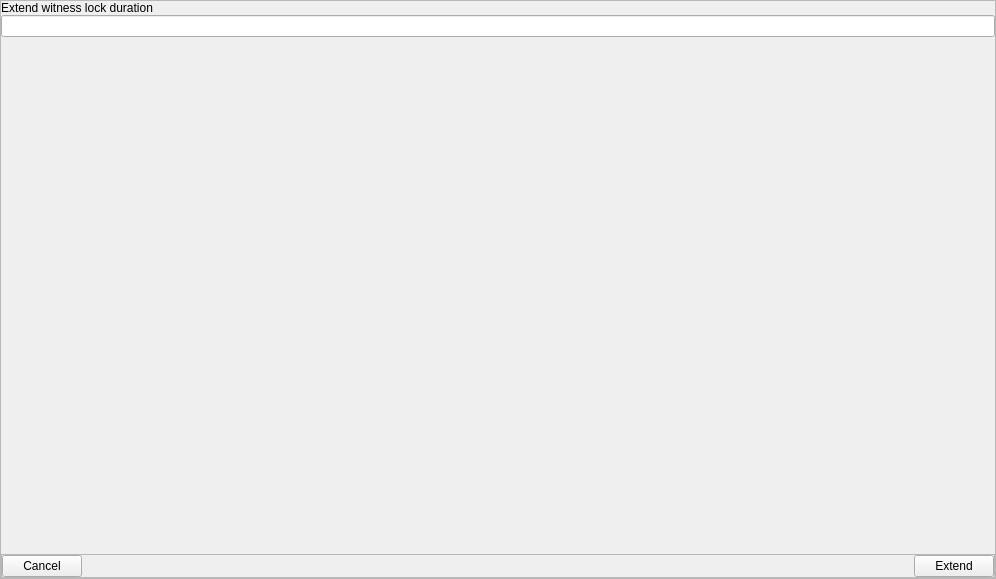
frozenflux3/munt-official, file src/qt/_Gulden/forms/extendwitnessdialog.ui: the form before one commit.
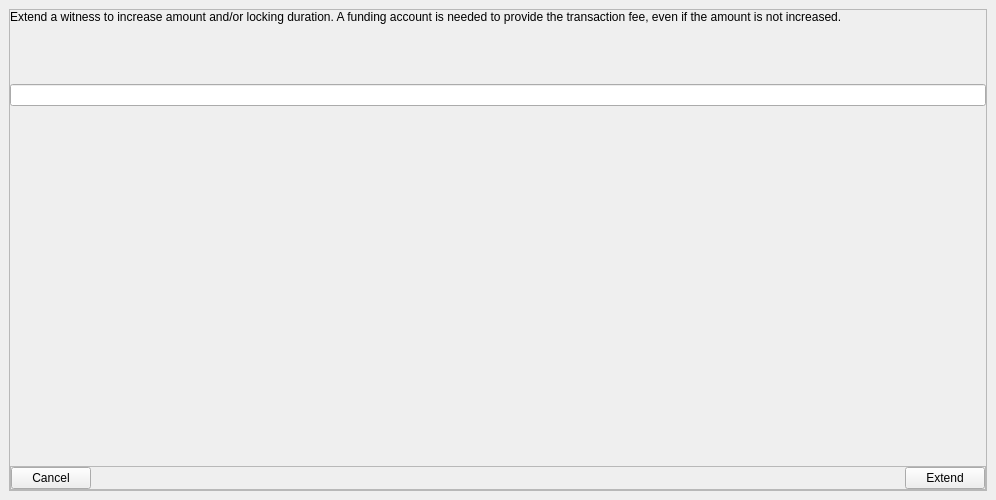
The form after the commit. Custom widgets are drawn as their Qt base class.

Commit message:
Tweaked extend witness layout a bit
Note that the layout is still far from perfect

What changed in the file:
```diff
--- a/src/qt/_Gulden/forms/extendwitnessdialog.ui
+++ b/src/qt/_Gulden/forms/extendwitnessdialog.ui
@@ -7,7 +7,7 @@
     <x>0</x>
     <y>0</y>
     <width>996</width>
-    <height>579</height>
+    <height>500</height>
    </rect>
   </property>
   <property name="sizePolicy">
@@ -24,16 +24,16 @@
     <number>0</number>
    </property>
    <property name="leftMargin">
-    <number>0</number>
+    <number>9</number>
    </property>
    <property name="topMargin">
-    <number>0</number>
+    <number>9</number>
    </property>
    <property name="rightMargin">
-    <number>0</number>
+    <number>9</number>
    </property>
    <property name="bottomMargin">
-    <number>0</number>
+    <number>9</number>
    </property>
    <item>
     <layout class="QHBoxLayout" name="horizontalLayout">
@@ -71,52 +71,55 @@
          <number>0</number>
         </property>
         <item>
-         <widget class="QLabel" name="title">
+         <widget class="QLabel" name="labelExtendDescription">
+          <property name="sizePolicy">
+           <sizepolicy hsizetype="Expanding" vsizetype="Preferred">
+            <horstretch>0</horstretch>
+            <verstretch>0</verstretch>
+           </sizepolicy>
+          </property>
           <property name="text">
-           <string>Extend witness lock duration</string>
+           <string>Extend a witness to increase amount and/or locking duration. A funding account is needed to provide the transaction fee, even if the amount is not increased.</string>
           </property>
           <property name="wordWrap">
            <bool>true</bool>
           </property>
-          <property name="indent">
-           <number>0</number>
+         </widget>
+        </item>
+        <item alignment="Qt::AlignTop">
+         <widget class="AccountSelectionWidget" name="fundingSelection" native="true">
+          <property name="sizePolicy">
+           <sizepolicy hsizetype="Expanding" vsizetype="Fixed">
+            <horstretch>0</horstretch>
+            <verstretch>0</verstretch>
+           </sizepolicy>
           </property>
+          <property name="minimumSize">
+           <size>
+            <width>0</width>
+            <height>60</height>
+           </size>
+          </property>
          </widget>
         </item>
-        <item>
+        <item alignment="Qt::AlignTop">
          <widget class="GuldenAmountField" name="payAmount"/>
         </item>
-        <item>
+        <item alignment="Qt::AlignTop">
          <widget class="WitnessDurationWidget" name="lockDuration" native="true">
           <property name="sizePolicy">
-           <sizepolicy hsizetype="Expanding" vsizetype="Preferred">
-            <horstretch>0</horstretch>
-            <verstretch>0</verstretch>
-           </sizepolicy>
-          </property>
-          <property name="minimumSize">
-           <size>
-            <width>0</width>
-            <height>120</height>
-           </size>
-          </property>
-          <property name="baseSize">
-           <size>
-            <width>0</width>
-            <height>120</height>
-           </size>
-          </property>
-         </widget>
-        </item>
-        <item>
-         <widget class="AccountSelectionWidget" name="fundingSelection" native="true">
-          <property name="sizePolicy">
            <sizepolicy hsizetype="Expanding" vsizetype="Expanding">
             <horstretch>0</horstretch>
             <verstretch>0</verstretch>
            </sizepolicy>
           </property>
           <property name="minimumSize">
+           <size>
+            <width>0</width>
+            <height>0</height>
+           </size>
+          </property>
+          <property name="baseSize">
            <size>
             <width>0</width>
             <height>120</height>
```
The commit also changes 3 other files.
